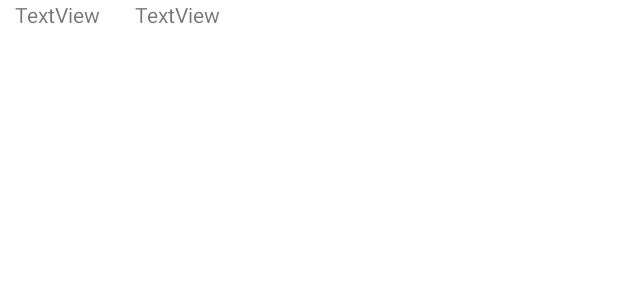
After one commit to MDeMel-Dev/kiddster, an Android app: the layout joke_view.xml on its own in the app's theme, with its tools: preview values and no code run, on a phone screen of 412 x 824 dp. The commit adds this screen. Shown: the top 300 px of the screen. Run offline under Robolectric (Android 15) with nearby library versions, the phone set to English and light mode, and no system bars; Roboto replaces fonts that are not available here.

Commit message:
RecyclerView added - multiview adapter created

```diff
--- a/app/src/main/java/com/example/kiddster/MainViewModel.kt
+++ b/app/src/main/java/com/example/kiddster/MainViewModel.kt
@@ -3,6 +3,7 @@ package com.example.kiddster
 import android.app.Application
 import android.util.Log
 import androidx.lifecycle.*
+import com.example.kiddster.Network.Joke
 import kotlinx.coroutines.delay
 import kotlinx.coroutines.launch
 import java.io.IOException
@@ -12,6 +13,8 @@ class MainViewModel(application: Application) : ViewModel() {
     private val mainRepository = MainRepository()
 
     val jokesList = mainRepository.responseStart
+
+    val allJokes : Array<Joke> by lazy {mainRepository.allJokes}
 
     /**
      *
--- a/app/src/main/res/layout/fragment_main.xml
+++ b/app/src/main/res/layout/fragment_main.xml
@@ -19,7 +19,7 @@
         app:layout_constraintStart_toStartOf="parent"
         app:layout_constraintTop_toTopOf="parent"></ImageView>
 
-    <TextView
+    <com.example.kiddster.util.WordPrint
         android:id="@+id/text_home"
         android:layout_width="match_parent"
         android:layout_height="wrap_content"
--- /dev/null
+++ b/app/src/main/res/layout/joke_view.xml
@@ -0,0 +1,31 @@
+<?xml version="1.0" encoding="utf-8"?>
+<androidx.constraintlayout.widget.ConstraintLayout xmlns:android="http://schemas.android.com/apk/res/android"
+    xmlns:app="http://schemas.android.com/apk/res-auto"
+    xmlns:tools="http://schemas.android.com/tools"
+    android:layout_width="match_parent"
+    android:layout_height="wrap_content">
+
+    <TextView
+        android:id="@+id/jk_id"
+        android:layout_width="70dp"
+        android:layout_height="wrap_content"
+        android:layout_marginStart="10dp"
+        android:text="TextView"
+        app:layout_constraintBottom_toBottomOf="parent"
+        app:layout_constraintStart_toStartOf="parent"
+        app:layout_constraintTop_toTopOf="parent" />
+
+    <TextView
+        android:id="@+id/jk_desc"
+        android:layout_width="0dp"
+        android:layout_height="wrap_content"
+        android:layout_marginStart="10dp"
+        android:layout_marginEnd="5dp"
+        android:text="TextView"
+        app:layout_constraintBottom_toBottomOf="parent"
+        app:layout_constraintEnd_toEndOf="parent"
+        app:layout_constraintHorizontal_bias="0.119"
+        app:layout_constraintStart_toEndOf="@+id/jk_id"
+        app:layout_constraintTop_toTopOf="parent"
+        app:layout_constraintVertical_bias="0.0" />
+</androidx.constraintlayout.widget.ConstraintLayout>
```
Also changed, not shown: app/src/main/java/com/example/kiddster/ui/main/MainFragment.kt (+6 -1 lines), app/src/main/java/com/example/kiddster/ui/recyclerview/DataAdapter.kt (added, +87 -0 lines), app/src/main/java/com/example/kiddster/ui/types/GenreFragment.kt (+11 -0 lines), app/src/main/java/com/example/kiddster/util/WordPrint.java (added, +41 -0 lines), app/src/main/res/layout/fragment_genre.xml (+13 -1 lines), app/src/main/res/layout/type_view.xml (added, +19 -0 lines).
